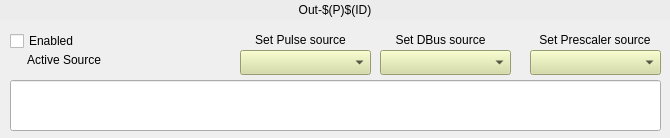
Old version of the form ui/EVR/evr_out-details.ui in the repository epics-modules/mrfioc2.
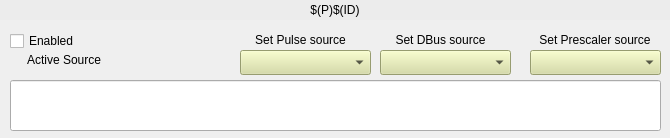
New version of the form. Custom widgets are drawn as their Qt base class.

```diff
--- a/ui/EVR/evr_out-details.ui
+++ b/ui/EVR/evr_out-details.ui
@@ -250,7 +250,7 @@
     </rect>
    </property>
    <property name="text">
-    <string>Out-$(P)$(ID)</string>
+    <string>$(P)$(ID)</string>
    </property>
    <property name="alignment">
     <set>Qt::AlignCenter</set>
```
Left out of the diff: 28 changed lines with no effect on the pictures.
